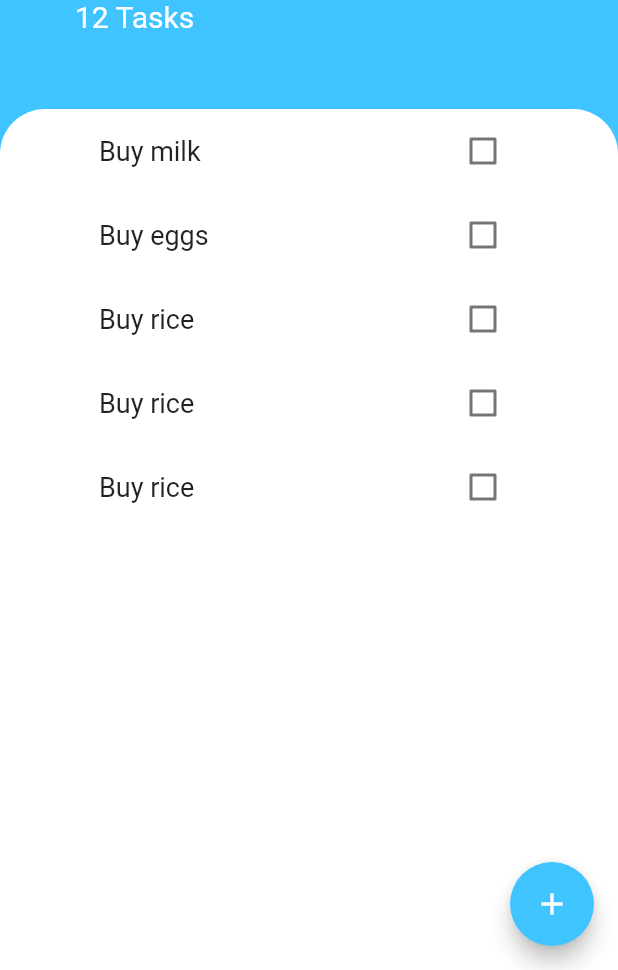
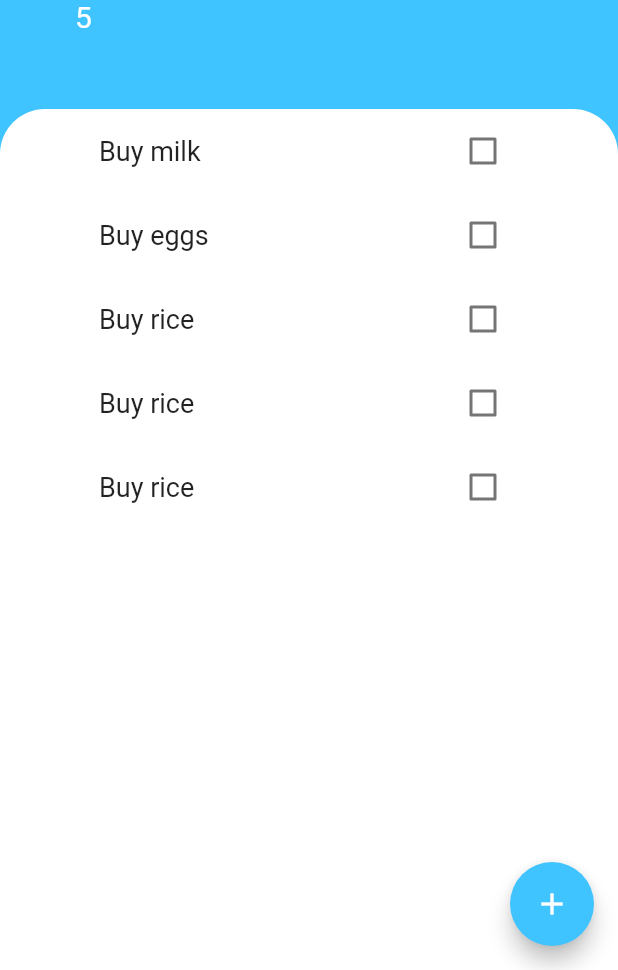
Before and after one commit to mimifi/todoey, a Flutter app: the screen it shows after launch, on a phone screen of 412 x 824 dp, the part 266-1236 px from its top. Run offline on Flutter 3.47's test engine with Material 2 defaults, Android fonts, the phone set to English and light mode, and no system bars.

Commit message:
Add number of the tasks automatically

```diff
--- a/lib/screens/tasks_screen.dart
+++ b/lib/screens/tasks_screen.dart
@@ -63,7 +63,7 @@ class _TasksScreenState extends State<TasksScreen> {
                       fontWeight: FontWeight.w700),
                 ),
                 Text(
-                  '12 Tasks',
+                  '${tasks.length}',
                   style: TextStyle(color: Colors.white, fontSize: 20.0),
                 ),
               ],
```
